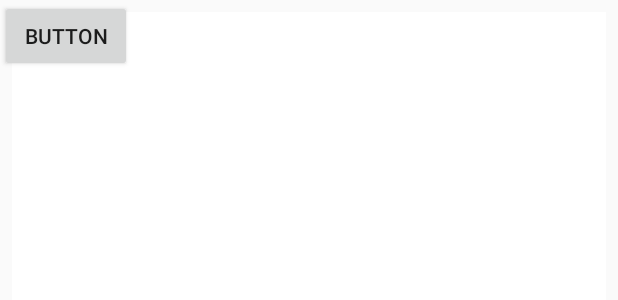
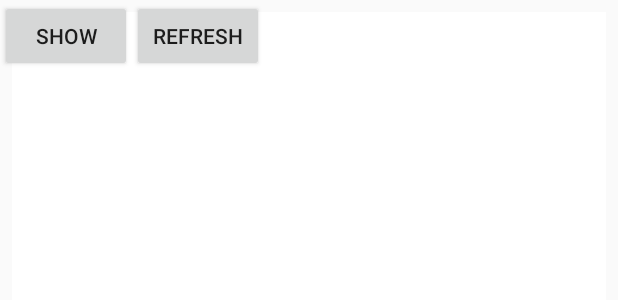
Before and after one commit to echovaio/GrabPic, an Android app: the layout activity_main.xml on its own in the app's theme, with its tools: preview values and no code run, on a phone screen of 412 x 824 dp. Shown: the top 300 px of the screen. Run offline under Robolectric (Android 15) with nearby library versions, the phone set to English and light mode, and no system bars.

```diff
--- a/app/src/main/res/layout/activity_main.xml
+++ b/app/src/main/res/layout/activity_main.xml
@@ -18,15 +18,34 @@
         android:layout_marginTop="8dp"
         app:layout_constraintEnd_toEndOf="parent"
         app:layout_constraintStart_toStartOf="parent"
-        app:layout_constraintTop_toTopOf="parent"
+        app:layout_constraintTop_toTopOf="@id/btn_group"
         app:srcCompat="@android:color/background_light"/>
 
-    <Button
-        android:id="@+id/btn_show"
+    <LinearLayout
+        android:id="@+id/btn_group"
         android:layout_width="wrap_content"
-        android:layout_height="wrap_content"
-        android:text="Button"
-        tools:layout_editor_absoluteX="148dp"
-        tools:layout_editor_absoluteY="446dp"
-        tools:ignore="MissingConstraints"/>
+        android:layout_height="match_parent"
+        android:orientation="horizontal">
+
+        <Button
+            android:id="@+id/btn_show"
+            android:layout_width="wrap_content"
+            android:layout_height="wrap_content"
+            android:text="Show"
+            tools:ignore="MissingConstraints"
+            tools:layout_editor_absoluteX="148dp"
+            tools:layout_editor_absoluteY="446dp"/>
+
+        <Button
+            android:id="@+id/btn_refresh"
+            android:layout_width="wrap_content"
+            android:layout_height="wrap_content"
+            android:text="Refresh"
+            tools:ignore="MissingConstraints"
+            tools:layout_editor_absoluteX="148dp"
+            tools:layout_editor_absoluteY="446dp"/>
+
+    </LinearLayout>
+
+
 </android.support.constraint.ConstraintLayout>
```
Also changed, not shown: app/src/main/java/mobi/dingdian/android/grabpic/MainActivity.java (+42 -16 lines), app/src/main/java/mobi/dingdian/android/grabpic/SisterApi.java (+29 -3 lines).
